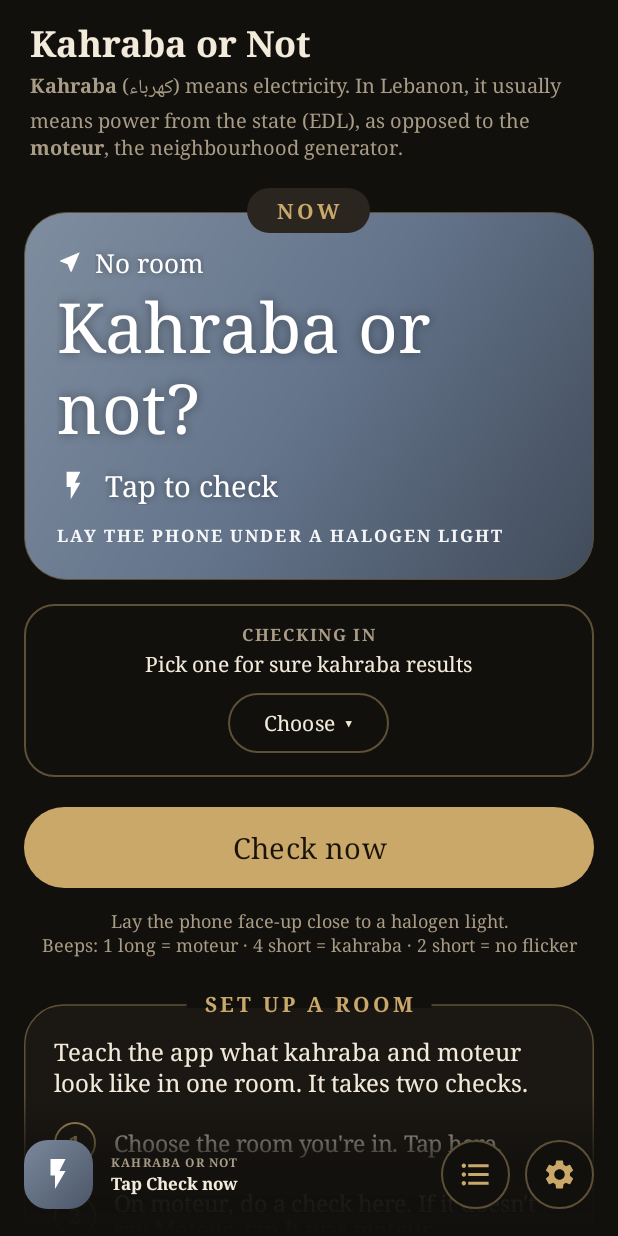
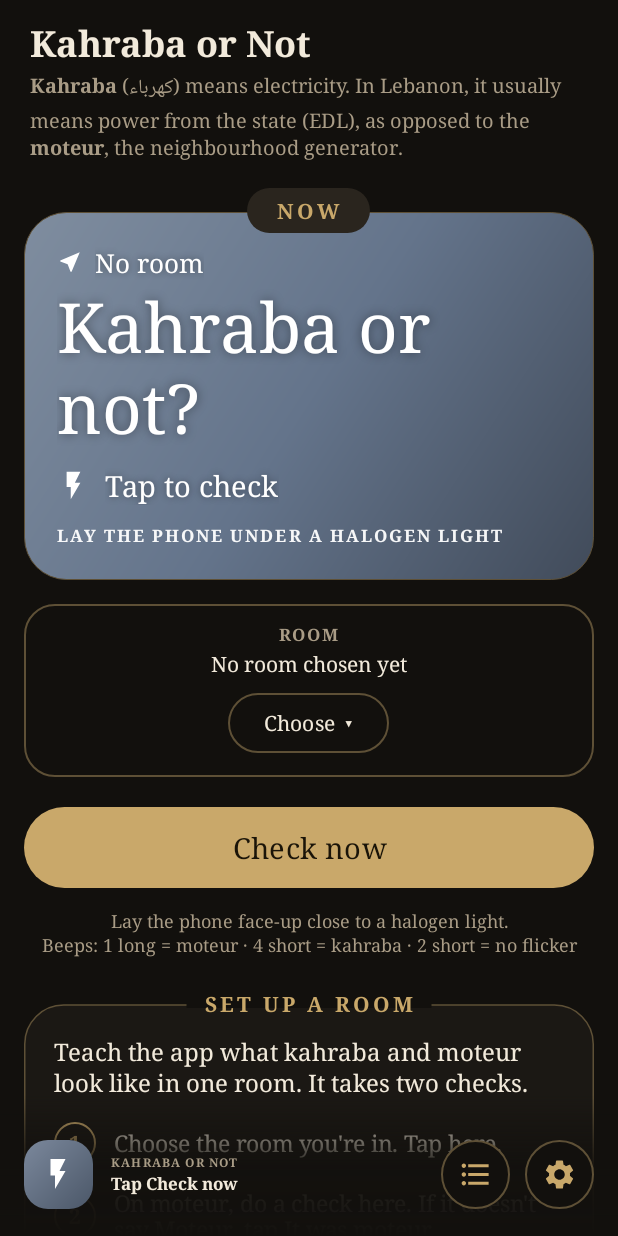
Before and after one commit to btpe831/Kahraba, an Android app: the screen it shows after launch (MainActivity), after a tap on "Close", on a phone screen of 412 x 824 dp. Run offline under Robolectric (Android 15) with nearby library versions, the phone set to English and light mode, and no system bars.

Commit message:
Room box: clearer wording (1.5.1)
Label ROOM instead of CHECKING IN; status lines in plain English
(e.g. "Almost ready: needs a kahraba check", "Set up and ready ✓").

Co-Authored-By: Claude Opus 5.5 <noreply@anthropic.com>
Claude-Session: https://claude.ai/code/session_01PtKZYC5E2QmJcQQHCUJn71

```diff
--- a/app/src/main/java/com/kahraba/power/HelpActivity.kt
+++ b/app/src/main/java/com/kahraba/power/HelpActivity.kt
@@ -41,7 +41,7 @@ class HelpActivity : ThemedActivity() {
                 On its own, a check can prove <b>Moteur</b> (wobble) but not Kahraba, because a calm moteur can be steady too. Rooms fix that.
                 Kahraba's higher voltage makes a halogen about 25% brighter. Once the app knows how bright a room is on each source, it can tell them apart even when the light is steady.
                 <b>Set up a room</b> (the <b>Set up a room</b> card on the main screen walks you through it):
-                1. Tap the room button under <b>Checking in</b> → <b>Add a room</b> and name it (Kitchen, Bathroom…).
+                1. Tap the room button above <b>Check now</b> → <b>Add a room</b> and name it (Kitchen, Bathroom…).
                 2. Always check from the <b>same place</b> in that room, under the <b>same light</b> (a bit of tape helps).
                 3. Do a check when you <b>know for sure</b> it's kahraba and tap <b>It was kahraba</b>.
                 4. Do one when you know it's moteur and tap <b>It was moteur</b>. (A check that sees a wobble there counts too.)
--- a/app/src/main/res/layout/activity_main.xml
+++ b/app/src/main/res/layout/activity_main.xml
@@ -177,7 +177,7 @@
                     android:layout_width="wrap_content"
                     android:layout_height="wrap_content"
                     android:letterSpacing="0.1"
-                    android:text="CHECKING IN"
+                    android:text="ROOM"
                     android:textColor="?attr/appMuted"
                     android:textSize="11sp"
                     android:textStyle="bold" />
--- a/gradle.properties
+++ b/gradle.properties
@@ -6,4 +6,4 @@ kotlin.code.style=official
 # The version people see: MAJOR.MINOR.PATCH. Small fixes bump PATCH (1.2.1 -> 1.2.2),
 # a batch of new features bumps MINOR (-> 1.3.0), something big bumps MAJOR (-> 2.0.0).
 # Android updates use the build number, so this label never forces a reinstall.
-appVersion=1.5.0
+appVersion=1.5.1
```
Also changed, not shown: app/src/main/java/com/kahraba/power/MainActivity.kt (+5 -5 lines).
